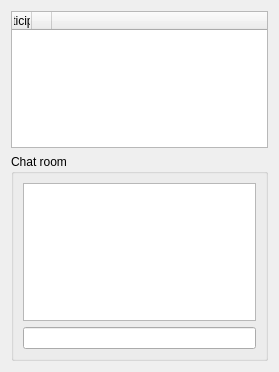
Above: Qt/Components/Resources/UI/pqCollaborationPanel.ui from Kitware/ParaView before the change. Below: the same form after it.
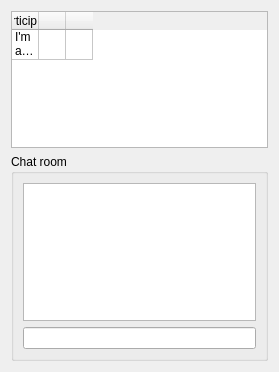
That is the form after the change. Icons and pictures are not drawn.

Commit message: Improvement in Collaboration panel

The edit to the form file:
```diff
--- a/Qt/Components/Resources/UI/pqCollaborationPanel.ui
+++ b/Qt/Components/Resources/UI/pqCollaborationPanel.ui
@@ -16,8 +16,17 @@
   <layout class="QGridLayout" name="gridLayout">
    <item row="0" column="0">
     <widget class="QTableWidget" name="members">
-     <property name="editTriggers">
-      <set>QAbstractItemView::NoEditTriggers</set>
+     <property name="sizePolicy">
+      <sizepolicy hsizetype="Expanding" vsizetype="Expanding">
+       <horstretch>0</horstretch>
+       <verstretch>0</verstretch>
+      </sizepolicy>
+     </property>
+     <property name="layoutDirection">
+      <enum>Qt::LeftToRight</enum>
+     </property>
+     <property name="alternatingRowColors">
+      <bool>true</bool>
      </property>
      <property name="selectionMode">
       <enum>QAbstractItemView::SingleSelection</enum>
@@ -29,26 +38,43 @@
       <bool>false</bool>
      </property>
      <property name="rowCount">
-      <number>0</number>
+      <number>1</number>
      </property>
      <property name="columnCount">
       <number>3</number>
      </property>
+     <attribute name="horizontalHeaderVisible">
+      <bool>true</bool>
+     </attribute>
+     <attribute name="horizontalHeaderCascadingSectionResizes">
+      <bool>false</bool>
+     </attribute>
      <attribute name="horizontalHeaderDefaultSectionSize">
       <number>17</number>
      </attribute>
      <attribute name="horizontalHeaderHighlightSections">
       <bool>false</bool>
      </attribute>
+     <attribute name="horizontalHeaderMinimumSectionSize">
+      <number>27</number>
+     </attribute>
      <attribute name="horizontalHeaderStretchLastSection">
-      <bool>true</bool>
+      <bool>false</bool>
      </attribute>
      <attribute name="verticalHeaderVisible">
-      <bool>true</bool>
+      <bool>false</bool>
+     </attribute>
+     <attribute name="verticalHeaderCascadingSectionResizes">
+      <bool>false</bool>
      </attribute>
      <attribute name="verticalHeaderHighlightSections">
       <bool>false</bool>
      </attribute>
+     <row>
+      <property name="text">
+       <string>1</string>
+      </property>
+     </row>
      <column>
       <property name="text">
        <string>Participant</string>
@@ -86,6 +112,11 @@
         <normaloff>:/pqWidgets/Icons/pqMousePick15.png</normaloff>:/pqWidgets/Icons/pqMousePick15.png</iconset>
       </property>
      </column>
+     <item row="0" column="0">
+      <property name="text">
+       <string>I'm alone</string>
+      </property>
+     </item>
     </widget>
    </item>
    <item row="1" column="0">
```
Left out of the diff: 2 changed lines with no effect on the pictures. The commit also changes 3 other files.
